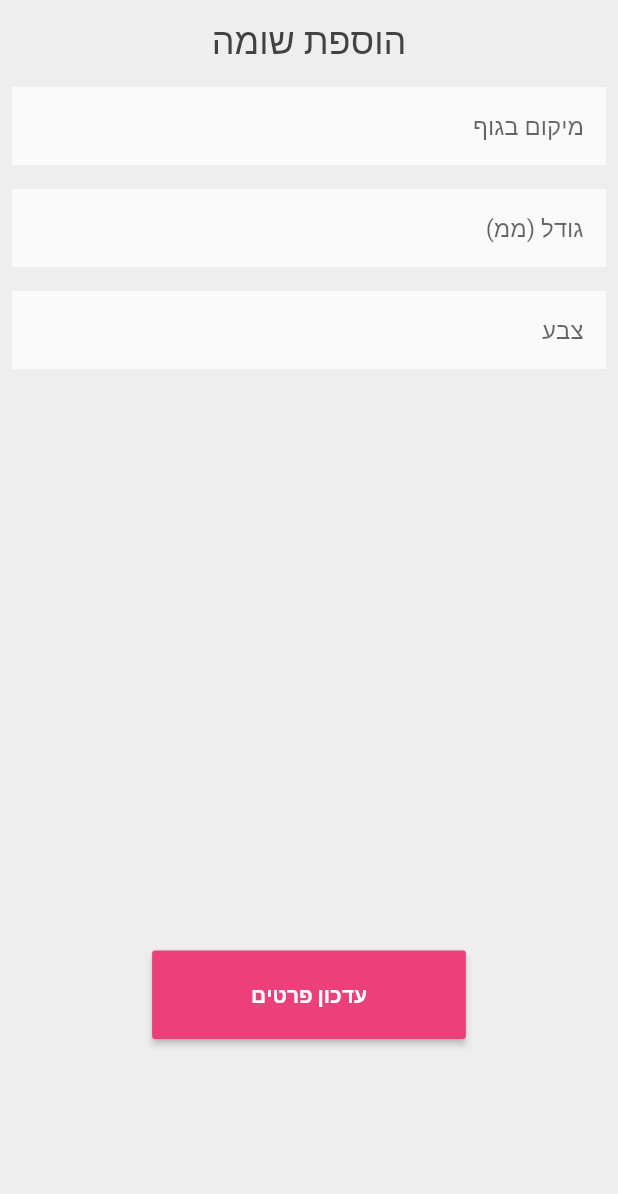
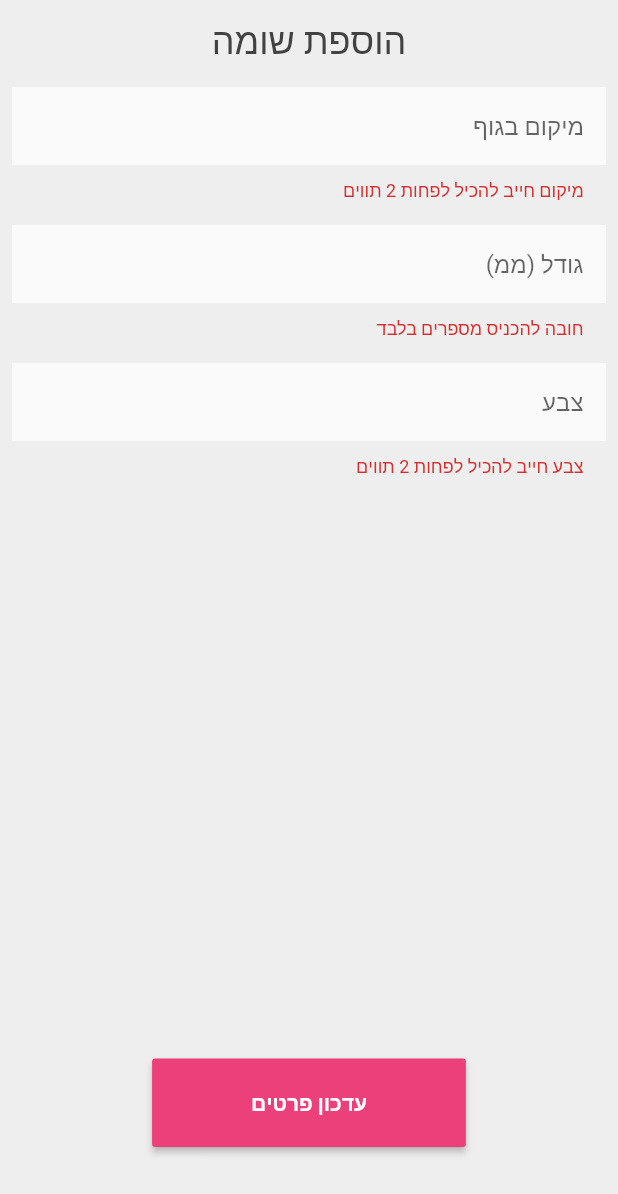
Before and after one commit to Yogranov/BetterLife-App, a Flutter app: the NewMole widget shown alone on an empty page, opened directly, after a tap on "עדכון פרטים", on a phone screen of 412 x 824 dp. Shown: the top 1194 px of the screen. Run offline on Flutter 3.47's test engine with Material 2 defaults, Android fonts, the phone set to English and light mode, and no system bars; our stand-ins replace carousel_slider, fl_chart, image_cropper, image_picker, percent_indicator, rflutter_alert; missing offline and left inert: autocomplete_textfield.

Commit message:
redirect to mole list after submit new mole

```diff
--- a/lib/screens/newMole.dart
+++ b/lib/screens/newMole.dart
@@ -1,6 +1,7 @@
 import 'dart:convert';
 import 'dart:io';
 import 'package:betterlife/models/User.dart';
+import 'package:betterlife/screens/home.dart';
 import 'package:betterlife/shared_ui/constant.dart';
 import 'package:flutter/material.dart';
 import 'package:image_cropper/image_cropper.dart';
@@ -15,8 +16,9 @@ import 'package:rflutter_alert/rflutter_alert.dart';
 
 class NewMole extends StatefulWidget {
   User user;
+  Function() notifyParent;
 
-  NewMole({this.user});
+  NewMole({this.user, this.notifyParent});
 
   @override
   _NewMoleState createState() => _NewMoleState();
@@ -37,6 +39,8 @@ class _NewMoleState extends State<NewMole> {
   File tmpFile;
   String errMessage = 'Error Uploading Image';
 
+  final _formKey = GlobalKey<FormState>();
+
 
   _openCamera (BuildContext context) async {
     File pic = await ImagePicker.pickImage(source: ImageSource.camera);
@@ -50,9 +54,10 @@ class _NewMoleState extends State<NewMole> {
         maxHeight: 450,
         compressFormat: ImageCompressFormat.jpg,
         androidUiSettings: AndroidUiSettings(
-          toolbarColor: Colors.green,
-          toolbarTitle: "נא לסמן את השומה",
-          statusBarColor: Colors.deepOrange.shade900,
+          toolbarColor: Colors.grey[900],
+          toolbarWidgetColor: Colors.white,
+          toolbarTitle: "נא לסמן את השומה\t\t\t\t\t\t\t\t\t",
+          statusBarColor: Colors.grey[900],
           backgroundColor: Colors.white
         ),
 
@@ -77,7 +82,11 @@ class _NewMoleState extends State<NewMole> {
 
   @override
   Widget build(BuildContext context) {
-    return ListView(
+    return Directionality(
+      textDirection: TextDirection.rtl,
+      child: Form(
+        key: _formKey,
+        child: ListView(
           children: <Widget>[
             SizedBox(height: 10,),
             Container(
@@ -93,6 +102,7 @@ class _NewMoleState extends State<NewMole> {
             Padding(
               padding: EdgeInsets.all(8.0),
               child: TextFormField(
+                validator: (val) => val.length < 2 ? 'מיקום חייב להכיל לפחות 2 תווים' : null,
                 textAlign: TextAlign.right,
                 decoration: InputDecoration(
                   hintText: "מיקום בגוף",
@@ -112,6 +122,7 @@ class _NewMoleState extends State<NewMole> {
               padding: EdgeInsets.all(8.0),
               child: TextFormField(
                 textAlign: TextAlign.right,
+                validator: (val) => val.isEmpty || val is int ? 'חובה להכניס מספרים בלבד' : null,
                 decoration: InputDecoration(
                   hintText: "גודל (ממ)",
                   contentPadding: EdgeInsets.all(15.0),
@@ -128,6 +139,7 @@ class _NewMoleState extends State<NewMole> {
             Padding(
               padding: EdgeInsets.all(8.0),
               child: TextFormField(
+                validator: (val) => val.length < 2 ? 'צבע חייב להכיל לפחות 2 תווים' : null,
                 textAlign: TextAlign.right,
                 decoration: InputDecoration(
                   hintText: "צבע",
@@ -162,13 +174,15 @@ class _NewMoleState extends State<NewMole> {
                   ),
                 ),
                 onPressed: () async {
+                  if(_formKey.currentState.validate())
                     uploadData();
-              //Navigator.pop(context);
                 }
               ),
             ),
             SizedBox(height: 30,),
           ],
+        ),
+      ),
     );
   }
 
@@ -183,10 +197,7 @@ class _NewMoleState extends State<NewMole> {
       'location': location,
       'color': color,
       'image': base64Image,
-      //'name': molePic.path.split('/').last
     };
-
-    print(data);
 
     final url = "https://betterlife.845.co.il/api/flutter/uploadImg.php";
     setState(() {
@@ -198,54 +209,35 @@ class _NewMoleState extends State<NewMole> {
 
     print(response.statusCode);
 
-    // var jsonData;
-    // if (response.statusCode == 200) {
-    //   jsonData = convert.jsonDecode(response.body);
-    // } else {
-    //   print("Error getting data.");
-    // }
+    if (response.statusCode == 200) {
+      Home.currentPage = 0;
+      setState(() {
+        widget.notifyParent();
+      });
+    } else {
+      print("Error getting data.");
+      Alert(
+        context: context,
+        type: AlertType.warning,
+        title: "שגיאה",
+        buttons: [
+        DialogButton(
+          child: Text(
+            "סגור",
+            style: TextStyle(color: Colors.white, fontSize: 14),
+          ),
+          onPressed: () => Navigator.pop(context),
+          width: 120,
+          height: 40,
+        )
+      ],
+        desc: "אנא נסה שוב מאוחר יותר"
+      ).show();
+    }
 
     setState(() {
       submitLoading = false;
     });
 
-
-
-
-
-
-
-    // print(jsonData);
-
-
-
-    // if(jsonData.isEmpty) {
-    //   print('ok');
-    //   // Navigator.pop(context);
-    // }
-    // else {
-    //   String error = '';
-    //   jsonData.forEach((er) {
-    //     error += er + ' -' + '\n';
-    //   });
-
-    //   Alert(
-    //     context: context,
-    //     type: AlertType.warning,
-    //     title: "שגיאה",
-    //     buttons: [
-    //     DialogButton(
-    //       child: Text(
-    //         "סגור",
-    //         style: TextStyle(color: Colors.white, fontSize: 14),
-    //       ),
-    //       onPressed: () => Navigator.pop(context),
-    //       width: 120,
-    //       height: 40,
-    //     )
-    //   ],
-    //     desc: error
-    //   ).show();
-    // }
   }
 }
```
Also changed, not shown: lib/screens/statisticsPage.dart (+6 -1 lines). Lines whose indentation alone changed are shown as unchanged.
